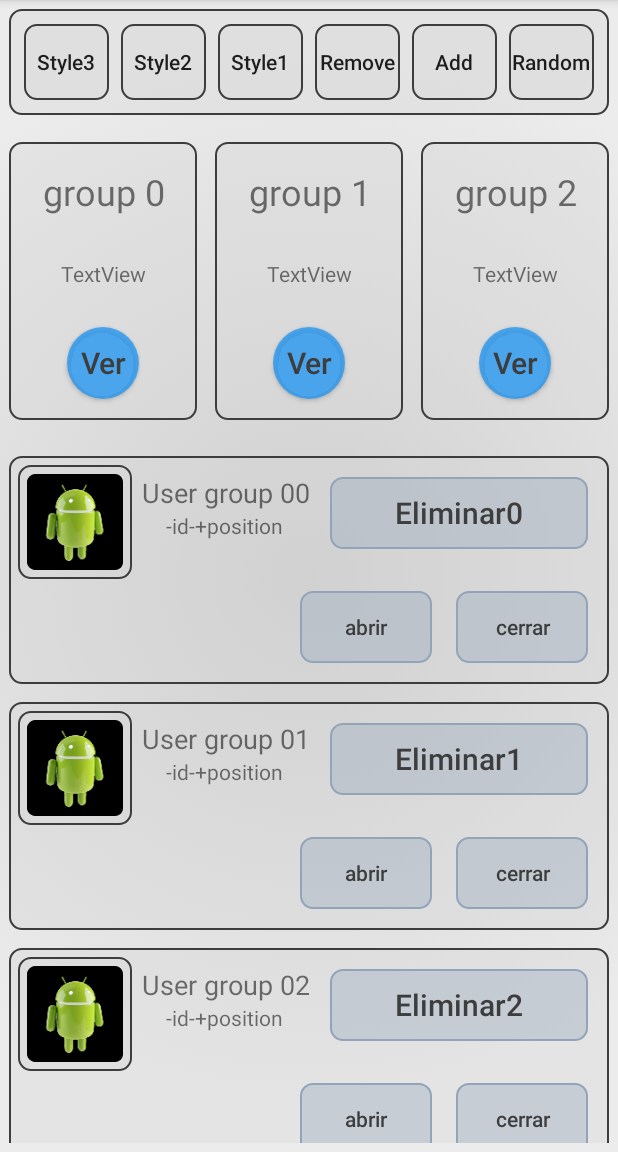
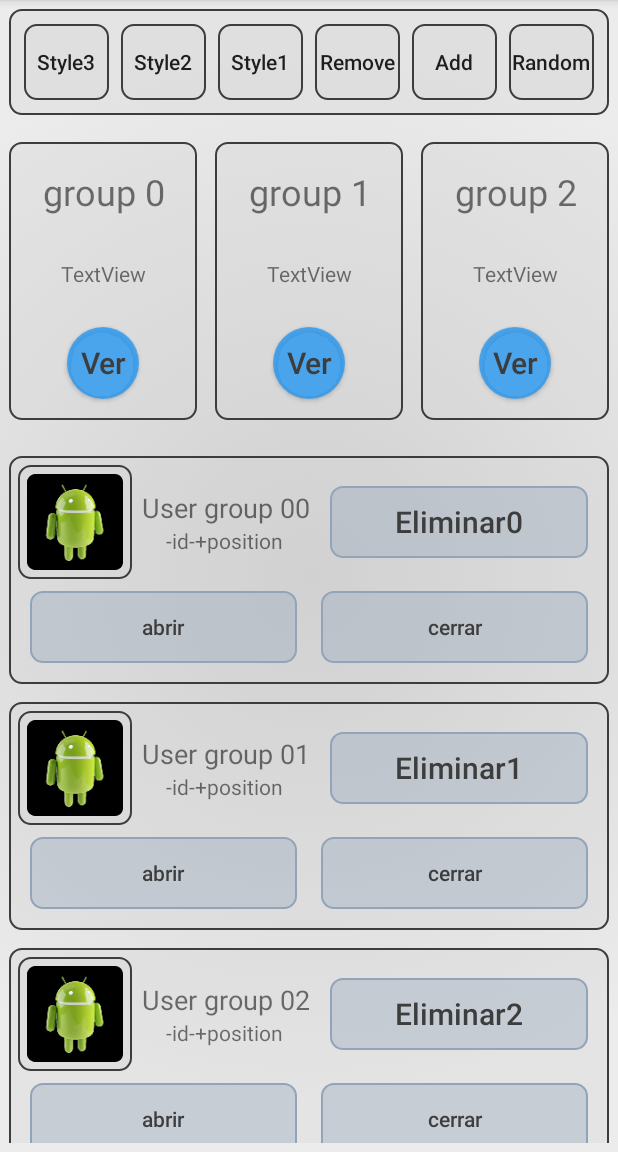
Before and after one commit to JavierEspinMegias/Android-recyclerView-examples, an Android app: the screen it shows after launch (MainActivity), after a tap on "Ver", on a phone screen of 412 x 824 dp, the part 84-1236 px from its top. Run offline under Robolectric (Android 15) with nearby library versions, the phone set to English and light mode, and no system bars; 3 other taps on this screen came first.

Commit message:
item adapter animated height resizing

```diff
--- a/app/src/main/AndroidManifest.xml
+++ b/app/src/main/AndroidManifest.xml
@@ -9,7 +9,9 @@
         android:roundIcon="@mipmap/ic_launcher_round"
         android:supportsRtl="true"
         android:theme="@style/AppTheme">
-        <activity android:name=".MainActivity"
+        <activity android:name=".ViewSingleUser"></activity>
+        <activity
+            android:name=".MainActivity"
             android:configChanges="orientation|screenSize">
             <intent-filter>
                 <action android:name="android.intent.action.MAIN" />
--- a/app/src/main/java/com/android/adapterstyles/SimpleAdapter.java
+++ b/app/src/main/java/com/android/adapterstyles/SimpleAdapter.java
@@ -2,12 +2,16 @@ package com.android.adapterstyles;
 
 import android.animation.LayoutTransition;
 import android.animation.ValueAnimator;
+import android.app.Activity;
+import android.app.ActivityOptions;
 import android.content.Context;
+import android.content.Intent;
 import android.graphics.Color;
 import android.transition.ChangeBounds;
 import android.transition.ChangeImageTransform;
 import android.transition.TransitionManager;
 import android.transition.TransitionSet;
+import android.util.Pair;
 import android.view.Gravity;
 import android.view.LayoutInflater;
 import android.view.View;
@@ -74,11 +78,13 @@ public class SimpleAdapter extends RecyclerView.Adapter<SimpleAdapter.ViewHolder
     //En un adaptador es obligatorio definir una clase que herede de RecyclerView.ViewHolder
     public class ViewHolder extends RecyclerView.ViewHolder {
         //La clase ViewHolder hará referencia a los elementos de la vista creada para el recycler view
-        public TextView name, text;
+        public TextView name;
         public TextView id;
         private Button deleteUser, openUser, closeUser;
+        public LinearLayout background, titleBackground, openCloseBackground, text;
+
+        public RelativeLayout relativeSingleLayout;
         public ImageView imageUser;
-        public LinearLayout background;
 
         //Su constructor debera enlazar las variables del controlador con la vista
         public ViewHolder(final View itemView) {
@@ -91,7 +97,10 @@ public class SimpleAdapter extends RecyclerView.Adapter<SimpleAdapter.ViewHolder
             this.closeUser=(Button)itemView.findViewById(R.id.custom_buttom_3);
             this.imageUser = (ImageView)itemView.findViewById(R.id.image_view_adapter);
             this.background = (LinearLayout)itemView.findViewById(R.id.adapter_linear_layout);
-            this.text = (TextView)itemView.findViewById(R.id.textLorem);
+            this.titleBackground = (LinearLayout)itemView.findViewById(R.id.linear_title);
+            this.openCloseBackground = (LinearLayout)itemView.findViewById(R.id.linear_open_close);
+            this.text = (LinearLayout)itemView.findViewById(R.id.textLorem);
+            this.relativeSingleLayout = (RelativeLayout)itemView.findViewById(R.id.relative_single_user);
         }
     }
 
@@ -144,15 +153,13 @@ public class SimpleAdapter extends RecyclerView.Adapter<SimpleAdapter.ViewHolder
                 }
             });
 
-
-
+            holder.text.setVisibility(View.GONE);
             holder.openUser.setOnClickListener(new View.OnClickListener() {
                 @Override
                 public void onClick(View view) {
                     expand_layout(holder.background.findViewById(R.id.adapter_linear_layout),1000,800);
-
+                    holder.text.setAnimation(fadeInAnimation());
                     holder.text.setVisibility(View.VISIBLE);
-                    holder.text.setAnimation(fadeInAnimation());
                 }
             });
 
@@ -160,9 +167,23 @@ public class SimpleAdapter extends RecyclerView.Adapter<SimpleAdapter.ViewHolder
                 @Override
                 public void onClick(View view) {
                     holder.text.setAnimation(fadeOutAnimation());
+                    collapse_layout(holder.background.findViewById(R.id.adapter_linear_layout),1000,400);
+                }
+            });
 
-                    collapse_layout(holder.background.findViewById(R.id.adapter_linear_layout),1000,400);
-                    holder.text.setVisibility(View.GONE);
+
+
+
+            holder.relativeSingleLayout.setOnClickListener(new View.OnClickListener() {
+                @Override
+                public void onClick(View view) {
+                    Intent goSingleUser = new Intent(holder.imageUser.getContext(), ViewSingleUser.class);
+
+                    Pair[] parejas = new Pair[1];
+                    parejas[0]= new Pair<View,String>(holder.imageUser,"imageTransition");
+
+                    ActivityOptions options = ActivityOptions.makeSceneTransitionAnimation((Activity) holder.imageUser.getContext(), parejas);
+                    holder.imageUser.getContext().startActivity(goSingleUser, options.toBundle());
                 }
             });
 
@@ -186,42 +207,18 @@ public class SimpleAdapter extends RecyclerView.Adapter<SimpleAdapter.ViewHolder
     }
 
 
-    public int getRandomColor() {
-        Random rnd = new Random();
-        int color = Color.argb(255, rnd.nextInt(256), rnd.nextInt(256), rnd.nextInt(256));
-        return color;
-    }
-    public boolean isColorDark(int color){
-        double darkness = 1-(0.299*Color.red(color) + 0.587*Color.green(color) + 0.114*Color.blue(color))/255;
-        if(darkness<0.5){
-            return false;
-        }else{
-            return true;
-        }
-    }
 
     private void setAnimation(View viewToAnimate, int position){
-
-        Random rnd = new Random();
-
-
-        // If the bound view wasn't previously displayed on screen, it's animated
         if (position > lastPosition){
-            Animation animation = AnimationUtils.loadAnimation(viewToAnimate.getContext(), R.anim.user_left_to_right);
+            Animation animation = AnimationUtils.loadAnimation(viewToAnimate.getContext(), R.anim.user_up_to_down);
 
             viewToAnimate.startAnimation(animation);
             lastPosition = position;
         }
     }
-    private void openAnimation(View viewToAnimate, int position){
-        Animation animation = AnimationUtils.loadAnimation(viewToAnimate.getContext(), R.anim.open_user);
-
-        viewToAnimate.startAnimation(animation);
-        lastPosition = position;
-
-    }
 
 
+    // LinearLayout ANIMATION
     public static void expand_layout(final View v, int duration, int targetHeight) {
 
         int prevHeight  = v.getHeight();
@@ -255,6 +252,7 @@ public class SimpleAdapter extends RecyclerView.Adapter<SimpleAdapter.ViewHolder
         valueAnimator.start();
     }
 
+    // Text ANIMATION
     public Animation fadeInAnimation(){
         Animation fadeIn = new AlphaAnimation(0, 1);
         fadeIn.setInterpolator(new DecelerateInterpolator()); //add this
@@ -270,4 +268,26 @@ public class SimpleAdapter extends RecyclerView.Adapter<SimpleAdapter.ViewHolder
         return fadeOut;
     }
 
+
+
+    public int getRandomColor() {
+        Random rnd = new Random();
+        int color = Color.argb(255, rnd.nextInt(256), rnd.nextInt(256), rnd.nextInt(256));
+        return color;
+    }
+    public boolean isColorDark(int color){
+        double darkness = 1-(0.299*Color.red(color) + 0.587*Color.green(color) + 0.114*Color.blue(color))/255;
+        if(darkness<0.5){
+            return false;
+        }else{
+            return true;
+        }
+    }
+    private void openAnimation(View viewToAnimate, int position){
+        Animation animation = AnimationUtils.loadAnimation(viewToAnimate.getContext(), R.anim.open_user);
+
+        viewToAnimate.startAnimation(animation);
+        lastPosition = position;
+
+    }
 }
--- a/app/src/main/res/layout/adapter_users.xml
+++ b/app/src/main/res/layout/adapter_users.xml
@@ -16,25 +16,31 @@
         android:layout_width="match_parent"
         android:layout_height="wrap_content"
         android:orientation="horizontal"
-        android:animateLayoutChanges="true">
+        android:animateLayoutChanges="true"
+        android:gravity="center_vertical|center_horizontal"
+        android:id="@+id/linear_title">
 
-        <LinearLayout
+        <RelativeLayout
             android:layout_width="wrap_content"
             android:layout_height="wrap_content"
             android:orientation="horizontal"
             android:background="@drawable/round_card"
-            android:padding="6dp">
+            android:gravity="center_vertical|center_horizontal"
+            android:transitionName="imageTransition"
+            android:padding="6dp"
+            android:id="@+id/relative_single_user">
 
             <ImageView
                 android:layout_gravity="top"
                 android:id="@+id/image_view_adapter"
                 android:layout_width="64dp"
                 android:layout_height="64dp"
+                android:transitionName="imageTransition"
                 android:src="@mipmap/android_photo_round"
                 app:layout_constraintStart_toStartOf="parent"
                 app:layout_constraintEnd_toEndOf="parent"
                 app:layout_constraintTop_toTopOf="parent"/>
-        </LinearLayout>
+        </RelativeLayout>
             <LinearLayout
                 android:layout_width="wrap_content"
                 android:layout_height="wrap_content"
@@ -69,9 +75,10 @@
 
             <Button
                 android:id="@+id/custom_buttom_1"
-                android:layout_width="match_parent"
+                android:layout_width="0dp"
                 android:layout_height="wrap_content"
                 android:layout_margin="8dp"
+                android:layout_weight="0.3"
                 android:padding="6dp"
                 android:background="@drawable/round_card"
                 android:inputType="text"
@@ -84,17 +91,19 @@
 
         </LinearLayout>
     <LinearLayout
-        android:layout_width="wrap_content"
+        android:layout_width="match_parent"
         android:layout_height="wrap_content"
         android:orientation="horizontal"
-        android:gravity="right"
-        android:layout_gravity="right">
+        android:gravity="center"
+        android:layout_gravity="right"
+        android:id="@+id/linear_open_close">
 
         <Button
             android:id="@+id/custom_buttom_2"
-            android:layout_width="wrap_content"
+            android:layout_width="0dp"
             android:layout_height="wrap_content"
             android:layout_margin="8dp"
+            android:layout_weight="0.5"
             android:background="@drawable/round_card"
             android:inputType="textShortMessage"
             android:text="abrir"
@@ -107,9 +116,10 @@
 
         <Button
             android:id="@+id/custom_buttom_3"
-            android:layout_width="wrap_content"
+            android:layout_width="0dp"
             android:layout_height="wrap_content"
             android:layout_margin="8dp"
+            android:layout_weight="0.5"
             android:background="@drawable/round_card"
             android:inputType="textShortMessage"
             android:text="cerrar"
@@ -125,15 +135,15 @@
 
     <LinearLayout
         android:layout_width="match_parent"
-        android:layout_height="match_parent"
-        android:orientation="horizontal">
+        android:layout_height="wrap_content"
+        android:orientation="horizontal"
+        android:id="@+id/textLorem">
 
         <TextView
-            android:id="@+id/textLorem"
-            android:layout_width="wrap_content"
+            android:layout_width="match_parent"
             android:layout_height="wrap_content"
-            android:layout_weight="1"
+            android:inputType="textMultiLine"
             android:text="@string/lorem"
-            android:visibility="gone" />
+            android:visibility="visible"/>
     </LinearLayout>
 </LinearLayout>
```
Also changed, not shown: app/src/main/java/com/android/adapterstyles/ViewSingleUser.java (added, +14 -0 lines), app/src/main/res/layout/activity_view_single_user.xml (added, +18 -0 lines).
